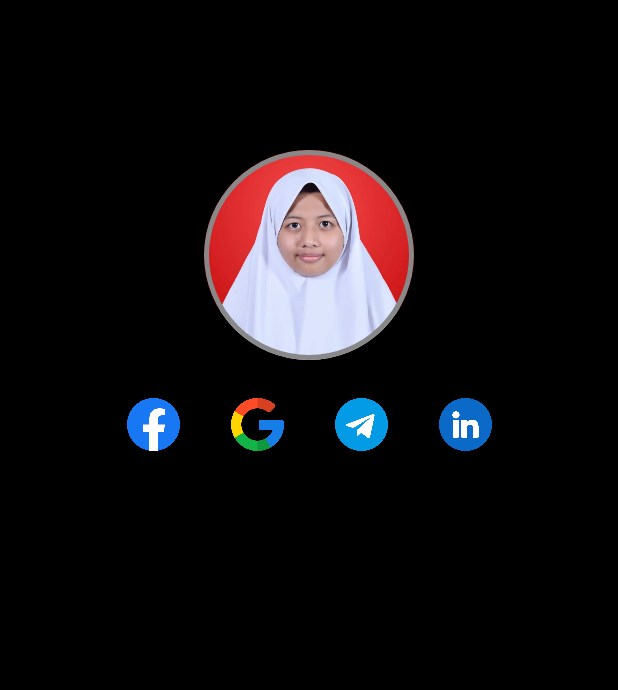
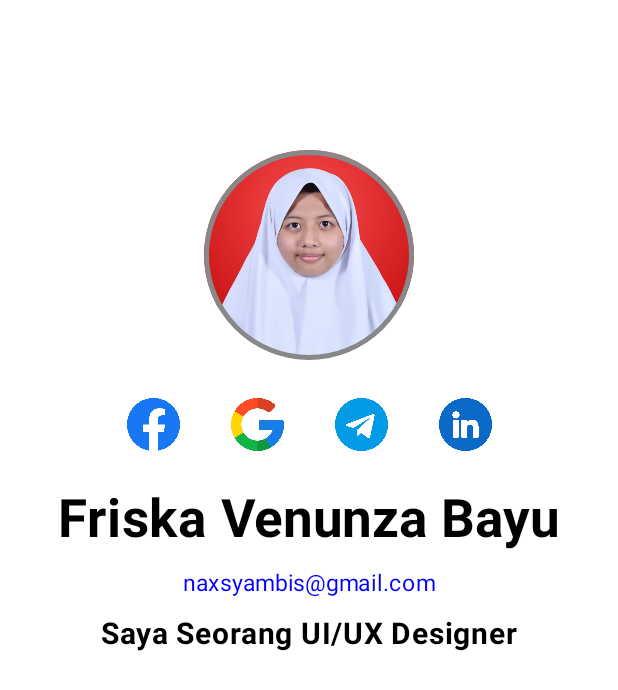
Before and after one commit to naxsyambis/QuestAdvanceLayout_163, an Android app built with Jetpack Compose: the screen it shows after launch (MainActivity), on a phone screen of 412 x 824 dp. Shown: the top 690 px of the screen. Run offline under Robolectric (Android 15) with nearby library versions, the phone set to English and light mode, and no system bars.

Commit message:
menambahkan string email dan pekerjaan, membuat column yang berisi nama, email, dan pekerjaan

```diff
--- a/app/src/main/java/com/example/questadvancelayout_163/Profil.kt
+++ b/app/src/main/java/com/example/questadvancelayout_163/Profil.kt
@@ -13,6 +13,7 @@ import androidx.compose.foundation.layout.height
 import androidx.compose.foundation.layout.padding
 import androidx.compose.foundation.layout.size
 import androidx.compose.foundation.shape.CircleShape
+import androidx.compose.material3.Text
 import androidx.compose.runtime.Composable
 import androidx.compose.ui.Alignment
 import androidx.compose.ui.Modifier
@@ -20,14 +21,17 @@ import androidx.compose.ui.draw.clip
 import androidx.compose.ui.graphics.Color
 import androidx.compose.ui.layout.ContentScale
 import androidx.compose.ui.res.painterResource
+import androidx.compose.ui.res.stringResource
+import androidx.compose.ui.text.font.FontWeight
 import androidx.compose.ui.unit.dp
+import androidx.compose.ui.unit.sp
 
 @Composable
 fun Profil(modifier: Modifier = Modifier) {
     Column(
         modifier = Modifier
             .fillMaxSize()
-            .background(Color.Black)
+            .background(Color.White)
             .padding(top = 100.dp),
         horizontalAlignment = Alignment.CenterHorizontally
     ){
@@ -76,7 +80,31 @@ fun Profil(modifier: Modifier = Modifier) {
                 .fillMaxSize(),
             horizontalAlignment = Alignment.CenterHorizontally
         ){
+            Text(
+                text = stringResource(id = R.string.nama),
+                fontSize = 35.sp,
+                fontWeight = FontWeight.Bold,
+                color = Color.Black
+            )
 
+            Spacer(modifier = Modifier.height(10.dp))
+
+            Text(
+                text = stringResource(id = R.string.email),
+                fontSize = 15.sp,
+                color = Color.Blue
+            )
+
+            Spacer(modifier = Modifier.height(10.dp))
+
+            Text(
+                text = stringResource(id = R.string.pekerjaan),
+                fontSize = 20.sp,
+                fontWeight = FontWeight.Bold,
+                color = Color.Black
+            )
+
+            Spacer(modifier = Modifier.height(25.dp))
         }
     }
 }
--- a/app/src/main/res/values/strings.xml
+++ b/app/src/main/res/values/strings.xml
@@ -5,4 +5,6 @@
     <string name="prodi">Teknologi Informasi</string>
     <string name="univ">Universitas Muhammmadiyah Yogyakarta</string>
     <string name="copy">Copyright, 2025</string>
+    <string name="email">naxsyambis@gmail.com</string>
+    <string name="pekerjaan">Saya Seorang UI/UX Designer</string>
 </resources>
```
